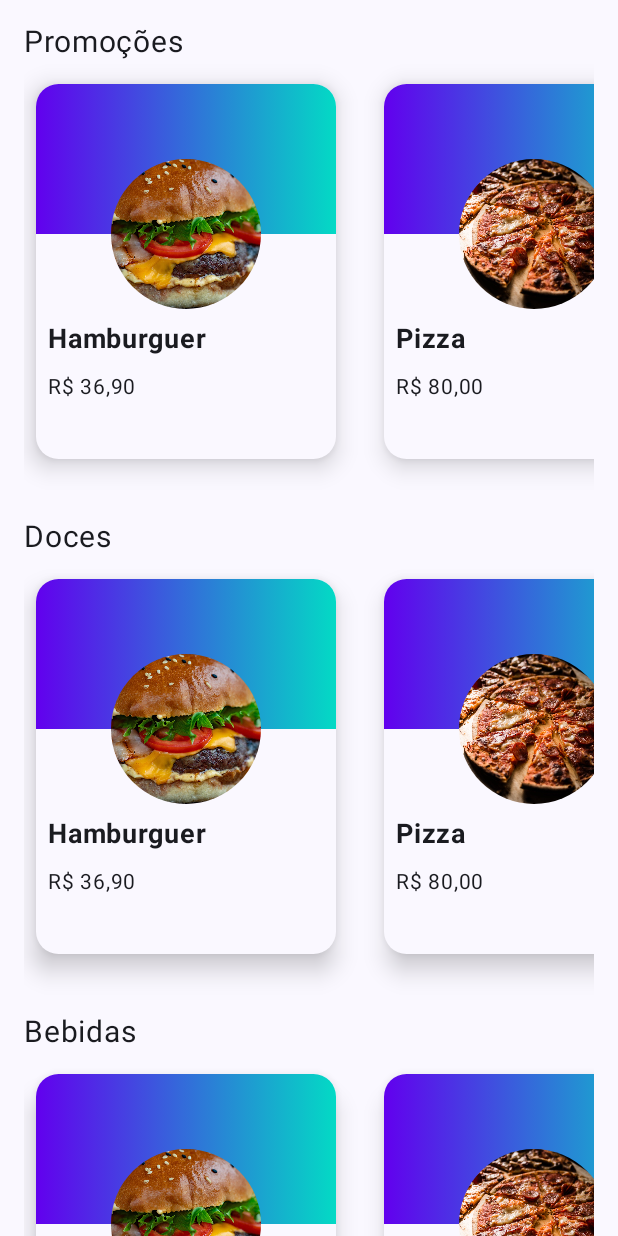
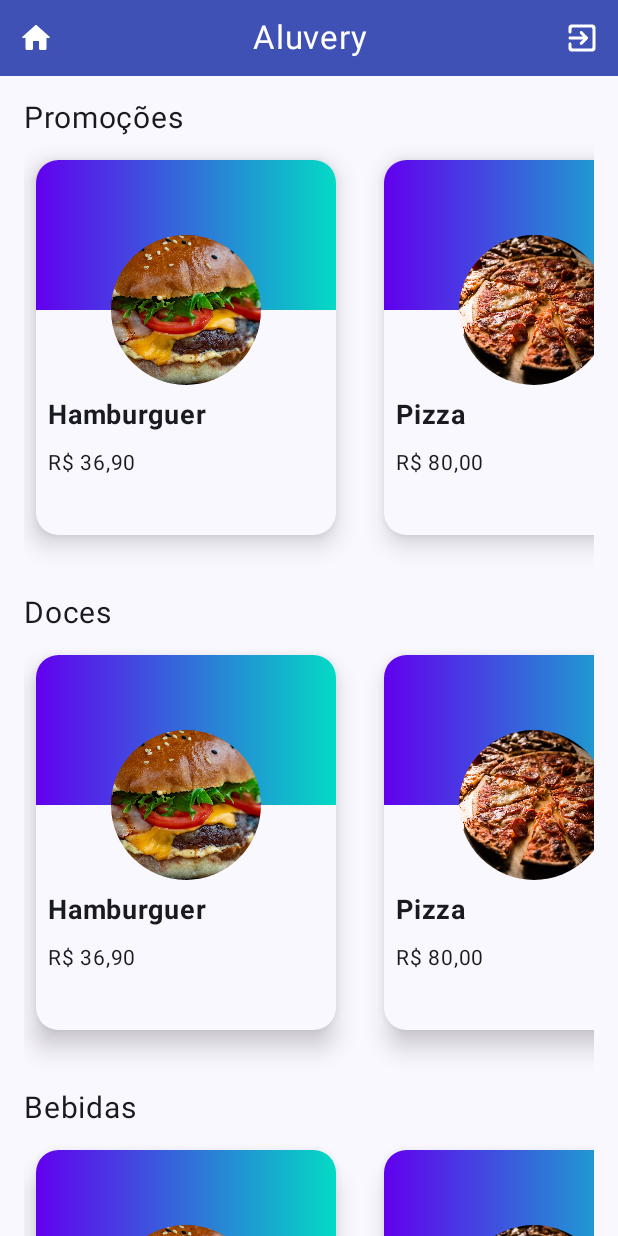
Before and after one commit to GuerraAna/compose-aluvery, an Android app built with Jetpack Compose: the screen it shows after launch (MainActivity), on a phone screen of 412 x 824 dp. Run offline under Robolectric (Android 15) with nearby library versions, the phone set to English and light mode, and no system bars.

```diff
--- a/app/src/main/java/com/example/aluvery/ui/Color.kt
+++ b/app/src/main/java/com/example/aluvery/ui/Color.kt
@@ -8,6 +8,7 @@ val Pink80 = Color(0xFFEFB8C8)
 
 val Purple40 = Color(0xFF6650a4)
 val Purple500 = Color(0xFF6200EE)
+val Purple700 = Color(0xFF3F51B5)
 val Teal200 = Color(0xFF03DAC5)
 val PurpleGrey40 = Color(0xFF625b71)
 val Pink40 = Color(0xFF7D5260)
--- a/app/src/main/java/com/example/aluvery/ui/screens/HomeScreen.kt
+++ b/app/src/main/java/com/example/aluvery/ui/screens/HomeScreen.kt
@@ -1,20 +1,44 @@
 package com.example.aluvery.ui.screens
 
+import androidx.compose.foundation.background
+import androidx.compose.foundation.layout.Arrangement
+import androidx.compose.foundation.layout.Box
 import androidx.compose.foundation.layout.Column
+import androidx.compose.foundation.layout.Row
 import androidx.compose.foundation.layout.fillMaxSize
+import androidx.compose.foundation.layout.fillMaxWidth
+import androidx.compose.foundation.layout.padding
 import androidx.compose.foundation.rememberScrollState
 import androidx.compose.foundation.verticalScroll
+import androidx.compose.material.icons.Icons
+import androidx.compose.material.icons.rounded.ExitToApp
+import androidx.compose.material.icons.rounded.Home
+import androidx.compose.material3.ExperimentalMaterial3Api
+import androidx.compose.material3.Icon
+import androidx.compose.material3.Scaffold
 import androidx.compose.material3.Surface
+import androidx.compose.material3.Text
 import androidx.compose.runtime.Composable
+import androidx.compose.ui.Alignment
 import androidx.compose.ui.Modifier
+import androidx.compose.ui.graphics.Color
+import androidx.compose.ui.text.style.TextAlign
 import androidx.compose.ui.tooling.preview.Preview
+import androidx.compose.ui.unit.dp
+import androidx.compose.ui.unit.sp
 import com.example.aluvery.sampleData.sampleProducts
-import com.example.aluvery.ui.AluveryTheme
+import com.example.aluvery.ui.Purple700
 import com.example.aluvery.ui.components.ProductSection
 
+@OptIn(ExperimentalMaterial3Api::class)
 @Composable
 fun HomeScreen() {
-    AluveryTheme {
+    Scaffold(
+        topBar = { ScaffoldTopBar() }
+    ) {
+        Box(
+            modifier = Modifier.padding(it)
+        ) {
             Surface {
                 Column(
                     modifier = Modifier
@@ -29,6 +53,38 @@ fun HomeScreen() {
             }
         }
     }
+}
+
+@Composable
+fun ScaffoldTopBar() {
+    Row(
+        modifier = Modifier
+            .background(Purple700)
+            .padding(12.dp)
+            .fillMaxWidth(),
+        verticalAlignment = Alignment.CenterVertically,
+        horizontalArrangement = Arrangement.SpaceBetween
+    ) {
+        Icon(
+            Icons.Rounded.Home,
+            contentDescription = null,
+            tint = Color.White
+        )
+
+        Text(
+            text = "Aluvery",
+            color = Color.White,
+            textAlign = TextAlign.Center,
+            fontSize = 22.sp
+        )
+
+        Icon(
+            Icons.Rounded.ExitToApp,
+            contentDescription = null,
+            tint = Color.White
+        )
+    }
+}
 
 @Preview(showBackground = true, name = "product_item", showSystemUi = true)
 @Composable
```
Lines whose indentation alone changed are shown as unchanged.
